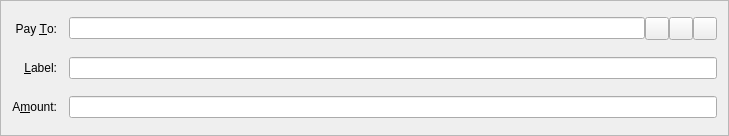
Before: the Qt Designer form src/qt/forms/sendcoinsentry.ui in OpalCoin/OpalCoin, drawn with Qt 5.
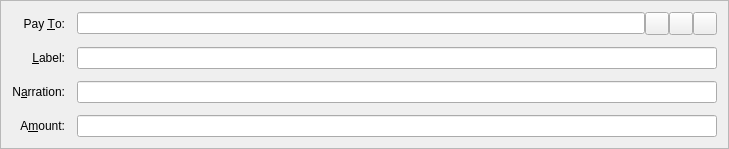
After: the same form once the commit is applied. Icons and pictures are not drawn. Custom widgets are drawn as their Qt base class.

What changed in the file:
```diff
--- a/src/qt/forms/sendcoinsentry.ui
+++ b/src/qt/forms/sendcoinsentry.ui
@@ -23,7 +23,7 @@
    <property name="spacing">
     <number>12</number>
    </property>
-   <item row="5" column="0">
+   <item row="6" column="0">
     <widget class="QLabel" name="label">
      <property name="text">
       <string>A&amp;mount:</string>
@@ -49,7 +49,7 @@
      </property>
     </widget>
    </item>
-   <item row="5" column="1">
+   <item row="6" column="1">
     <widget class="BitcoinAmountField" name="payAmount"/>
    </item>
    <item row="4" column="1">
@@ -69,6 +69,32 @@
      </item>
     </layout>
    </item>
+   <item row="5" column="0">
+    <widget class="QLabel" name="label">
+     <property name="text">
+      <string>N&amp;arration:</string>
+     </property>
+     <property name="alignment">
+      <set>Qt::AlignRight|Qt::AlignTrailing|Qt::AlignVCenter</set>
+     </property>
+     <property name="buddy">
+      <cstring>narration</cstring>
+     </property>
+    </widget>
+   </item>
+   <item row="5" column="1">
+    <widget class="QValidatedLineEdit" name="narration">
+       <property name="enabled">
+        <bool>true</bool>
+       </property>
+       <property name="toolTip">
+        <string>Enter a short note to send with payment (max 24 characters)</string>
+       </property>
+    </widget>
+    
+   </item>
+   
+
    <item row="4" column="0">
     <widget class="QLabel" name="label_4">
      <property name="text">
```
